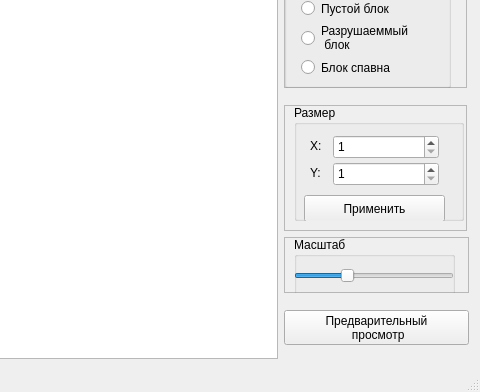
This is MapEditor/mainwindow.ui in Lonsofore/TankBattles as Qt 5 draws it before an edit; both pictures show x 200 to 680 and y 118 to 510 of the 680 by 510 pixel window. The edited form follows.
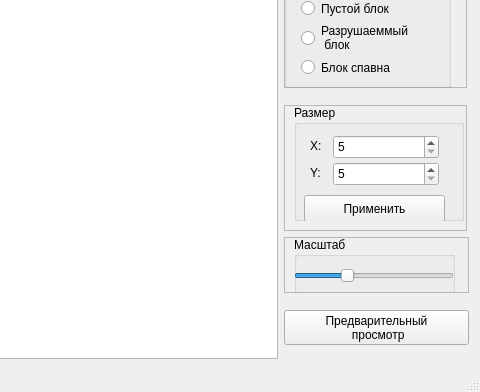
This is the edited form.

Patch:
```diff
--- a/MapEditor/mainwindow.ui
+++ b/MapEditor/mainwindow.ui
@@ -282,7 +282,10 @@
              </rect>
             </property>
             <property name="minimum">
-             <number>1</number>
+             <number>5</number>
+            </property>
+            <property name="maximum">
+             <number>1000</number>
             </property>
            </widget>
            <widget class="QLabel" name="X_label">
@@ -308,7 +311,10 @@
              </rect>
             </property>
             <property name="minimum">
-             <number>1</number>
+             <number>5</number>
+            </property>
+            <property name="maximum">
+             <number>1000</number>
             </property>
            </widget>
            <widget class="QLabel" name="Y_label">
```
